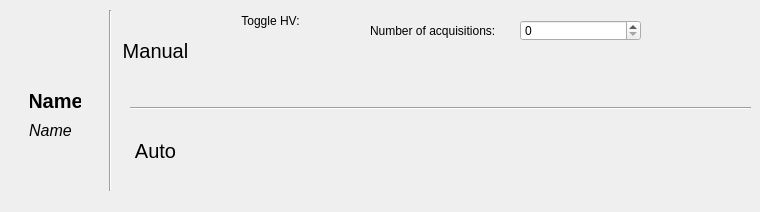
marcodeltutto/SBNDPurityMonitorDAQ, file sbndprmdaq/prm_settings/single_prm_settings.ui: the form before one commit.
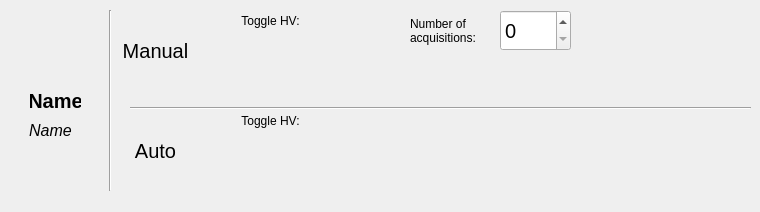
The form after the commit. Custom widgets are drawn as their Qt base class.

Diff of the .ui file:
```diff
--- a/sbndprmdaq/prm_settings/single_prm_settings.ui
+++ b/sbndprmdaq/prm_settings/single_prm_settings.ui
@@ -43,14 +43,15 @@
    <widget class="QLabel" name="_n_acquisitions_label">
     <property name="geometry">
      <rect>
-      <x>370</x>
-      <y>20</y>
-      <width>161</width>
-      <height>21</height>
+      <x>410</x>
+      <y>10</y>
+      <width>101</width>
+      <height>41</height>
      </rect>
     </property>
     <property name="text">
-     <string>Number of acquisitions:</string>
+     <string>Number of
+acquisitions:</string>
     </property>
    </widget>
    <widget class="QLabel" name="_name_label">
@@ -175,12 +176,43 @@
    <widget class="QSpinBox" name="_n_acquisitions_spinbox">
     <property name="geometry">
      <rect>
-      <x>520</x>
-      <y>20</y>
-      <width>121</width>
+      <x>500</x>
+      <y>10</y>
+      <width>71</width>
+      <height>41</height>
+     </rect>
+    </property>
+    <property name="font">
+     <font>
+      <pointsize>15</pointsize>
+     </font>
+    </property>
+   </widget>
+   <widget class="Toggle" name="_hv_toggle_2" native="true">
+    <property name="geometry">
+     <rect>
+      <x>210</x>
+      <y>140</y>
+      <width>131</width>
+      <height>41</height>
+     </rect>
+    </property>
+   </widget>
+   <widget class="QLabel" name="_hv_toggle_label_2">
+    <property name="geometry">
+     <rect>
+      <x>220</x>
+      <y>110</y>
+      <width>101</width>
       <height>21</height>
      </rect>
     </property>
+    <property name="text">
+     <string>Toggle HV:</string>
+    </property>
+    <property name="alignment">
+     <set>Qt::AlignCenter</set>
+    </property>
    </widget>
   </widget>
   <action name="actionShow_Logs">
```
